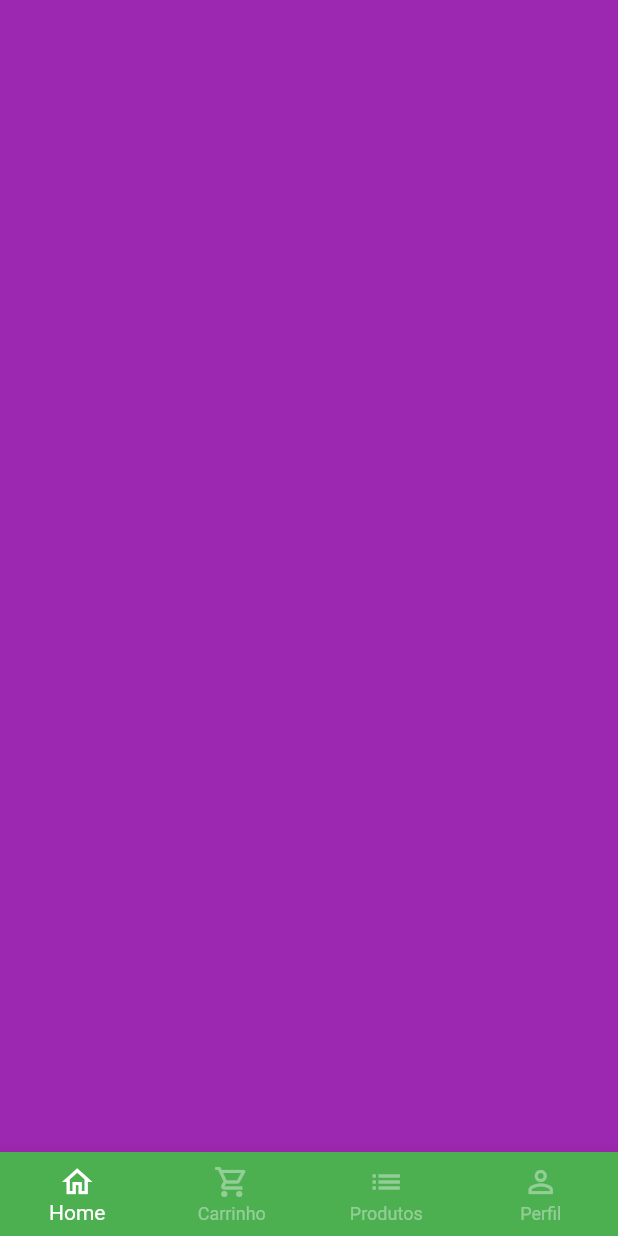
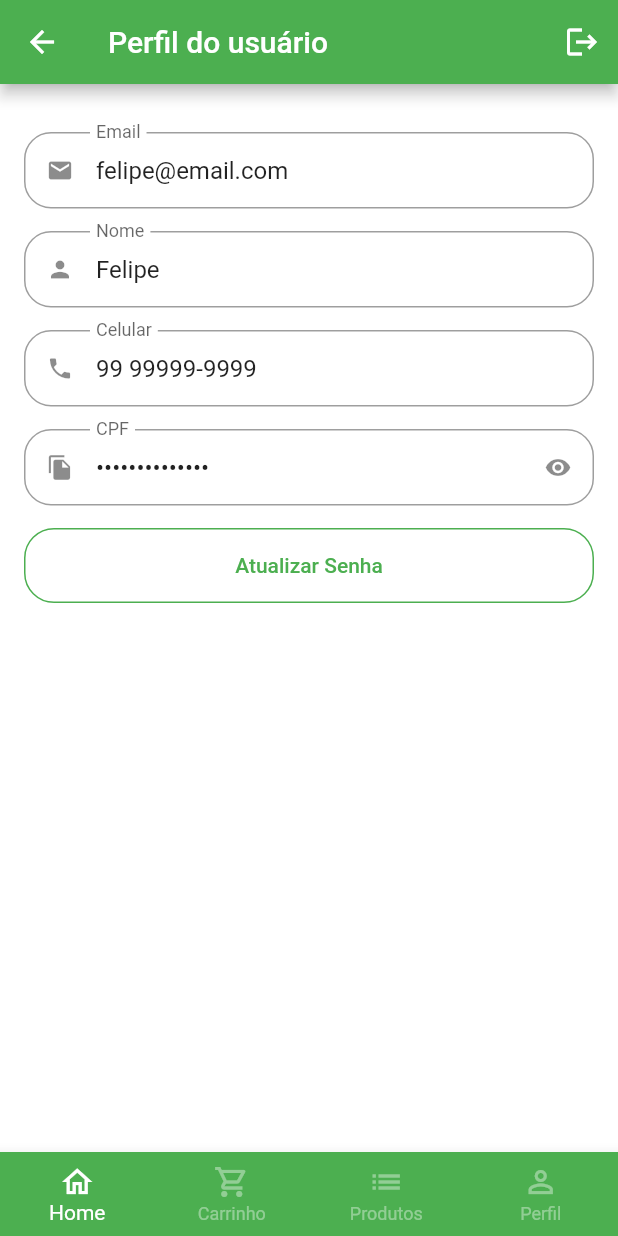
Before and after one commit to FelipeMonteiro013/Greengrocer, a Flutter app: the BaseScreen screen opened directly, swiped to page 4, on a phone screen of 412 x 824 dp. Run offline on Flutter 3.47's test engine with Material 2 defaults, Android fonts, the phone set to English and light mode, and no system bars; our stand-ins replace animated_text_kit, badges, mask_text_input_formatter.

Commit message:
Profile Tab

```diff
--- a/lib/src/config/app_data.dart
+++ b/lib/src/config/app_data.dart
@@ -1,4 +1,5 @@
 import 'package:greengrocer/src/models/item_model.dart';
+import 'package:greengrocer/src/models/user_model.dart';
 
 import '../models/cart_item_model.dart';
 
@@ -78,3 +79,11 @@ List<CartItemModel> cartItems = [
   CartItemModel(item: mango, quantity: 1),
   CartItemModel(item: guava, quantity: 3),
 ];
+
+UserModel user = UserModel(
+  name: 'Felipe',
+  email: 'felipe@email.com',
+  phone: '99 99999-9999',
+  cpf: '999.999.999-99',
+  password: '',
+);
--- /dev/null
+++ b/lib/src/models/user_model.dart
@@ -0,0 +1,15 @@
+class UserModel {
+  String name;
+  String email;
+  String phone;
+  String cpf;
+  String password;
+
+  UserModel({
+    required this.name,
+    required this.email,
+    required this.phone,
+    required this.cpf,
+    required this.password,
+  });
+}
--- a/lib/src/pages/Home/home_tab.dart
+++ b/lib/src/pages/Home/home_tab.dart
@@ -1,9 +1,9 @@
 import 'package:badges/badges.dart';
 import 'package:flutter/material.dart';
-import 'package:greengrocer/src/pages/Home/components/CategoryTile.dart';
+import 'package:greengrocer/src/pages/home/components/CategoryTile.dart';
 import 'package:greengrocer/src/config/custom_colors.dart';
 import 'package:greengrocer/src/config/app_data.dart' as appData;
-import 'package:greengrocer/src/pages/Home/components/item_tile.dart';
+import 'package:greengrocer/src/pages/home/components/item_tile.dart';
 
 class HomeTab extends StatefulWidget {
   const HomeTab({Key? key}) : super(key: key);
--- a/lib/src/pages/auth/sign_in_screen.dart
+++ b/lib/src/pages/auth/sign_in_screen.dart
@@ -1,7 +1,7 @@
 import 'package:animated_text_kit/animated_text_kit.dart';
 import 'package:flutter/material.dart';
 import 'package:greengrocer/src/config/custom_colors.dart';
-import 'package:greengrocer/src/pages/auth/components/custom_text_field.dart';
+import 'package:greengrocer/src/pages/widgets/custom_text_field.dart';
 import 'package:greengrocer/src/pages/auth/sign_up_screen.dart';
 import 'package:greengrocer/src/pages/base/base_screen.dart';
 
--- a/lib/src/pages/auth/sign_up_screen.dart
+++ b/lib/src/pages/auth/sign_up_screen.dart
@@ -1,6 +1,6 @@
 import 'package:flutter/material.dart';
 import 'package:greengrocer/src/config/custom_colors.dart';
-import 'package:greengrocer/src/pages/auth/components/custom_text_field.dart';
+import 'package:greengrocer/src/pages/widgets/custom_text_field.dart';
 import 'package:mask_text_input_formatter/mask_text_input_formatter.dart';
 
 class SignUpScreen extends StatelessWidget {
--- a/lib/src/pages/base/base_screen.dart
+++ b/lib/src/pages/base/base_screen.dart
@@ -1,6 +1,7 @@
 import 'package:flutter/material.dart';
-import 'package:greengrocer/src/pages/Home/home_tab.dart';
+import 'package:greengrocer/src/pages/home/home_tab.dart';
 import 'package:greengrocer/src/pages/cart/cart_tab.dart';
+import 'package:greengrocer/src/pages/profile/profile_tab.dart';
 
 class BaseScreen extends StatefulWidget {
   const BaseScreen({Key? key}) : super(key: key);
@@ -25,9 +26,7 @@ class _BaseScreenState extends State<BaseScreen> {
           Container(
             color: Colors.blue,
           ),
-          Container(
-            color: Colors.purple,
-          ),
+          const ProfileTab(),
         ],
       ),
       bottomNavigationBar: BottomNavigationBar(
--- /dev/null
+++ b/lib/src/pages/profile/profile_tab.dart
@@ -0,0 +1,159 @@
+import 'package:flutter/material.dart';
+import 'package:greengrocer/src/pages/widgets/custom_text_field.dart';
+import 'package:greengrocer/src/config/app_data.dart' as appData;
+
+class ProfileTab extends StatefulWidget {
+  const ProfileTab({Key? key}) : super(key: key);
+
+  @override
+  State<ProfileTab> createState() => _ProfileTabState();
+}
+
+class _ProfileTabState extends State<ProfileTab> {
+  @override
+  Widget build(BuildContext context) {
+    return Scaffold(
+      appBar: AppBar(
+        title: const Text('Perfil do usuário'),
+        actions: [
+          IconButton(
+            onPressed: () {},
+            icon: const Icon(Icons.logout),
+          ),
+        ],
+      ),
+      body: ListView(
+        physics: const BouncingScrollPhysics(),
+        padding: const EdgeInsets.fromLTRB(16, 32, 16, 16),
+        children: [
+          // E-mail
+          CustomTextField(
+            icon: Icons.email,
+            label: 'Email',
+            initialValue: appData.user.email,
+            readOnly: true,
+          ),
+          // Nome
+          CustomTextField(
+            icon: Icons.person,
+            label: 'Nome',
+            initialValue: appData.user.name,
+            readOnly: true,
+          ),
+          // Celular
+          CustomTextField(
+            icon: Icons.phone,
+            label: 'Celular',
+            initialValue: appData.user.phone,
+            readOnly: true,
+          ),
+          // CPF
+          CustomTextField(
+            icon: Icons.file_copy,
+            label: 'CPF',
+            isSecret: true,
+            initialValue: appData.user.cpf,
+            readOnly: true,
+          ),
+          // Botão para atualizar a senha
+          SizedBox(
+            height: 50,
+            child: OutlinedButton(
+              style: OutlinedButton.styleFrom(
+                side: const BorderSide(
+                  color: Colors.green,
+                ),
+                shape: RoundedRectangleBorder(
+                  borderRadius: BorderRadius.circular(20),
+                ),
+              ),
+              onPressed: () {
+                updatePassword();
+              },
+              child: const Text('Atualizar Senha'),
+            ),
+          ),
+        ],
+      ),
+    );
+  }
+
+  Future<bool?> updatePassword() {
+    return showDialog(
+      context: context,
+      builder: (context) {
+        return Dialog(
+          shape: RoundedRectangleBorder(
+            borderRadius: BorderRadius.circular(20),
+          ),
+          child: Stack(
+            children: [
+              Padding(
+                padding: const EdgeInsets.all(16),
+                child: Column(
+                  mainAxisSize: MainAxisSize.min,
+                  crossAxisAlignment: CrossAxisAlignment.stretch,
+                  children: [
+                    // Titulo
+                    const Padding(
+                      padding: EdgeInsets.symmetric(vertical: 12),
+                      child: Text(
+                        'Atualização de senha',
+                        textAlign: TextAlign.center,
+                        style: TextStyle(
+                          fontSize: 18,
+                          fontWeight: FontWeight.bold,
+                        ),
+                      ),
+                    ),
+                    // Senha atual
+                    const CustomTextField(
+                      isSecret: true,
+                      icon: Icons.lock,
+                      label: 'Senha atual',
+                    ),
+                    // Nova senha
+                    const CustomTextField(
+                      isSecret: true,
+                      icon: Icons.lock_outline,
+                      label: 'Nova senha',
+                    ),
+                    // Confirmar nova senha
+                    const CustomTextField(
+                      isSecret: true,
+                      icon: Icons.lock_outline,
+                      label: 'Confirmar nova senha',
+                    ),
+                    // Botão de confirmação
+                    SizedBox(
+                      height: 45,
+                      child: ElevatedButton(
+                        style: ElevatedButton.styleFrom(
+                          shape: RoundedRectangleBorder(
+                            borderRadius: BorderRadius.circular(20),
+                          ),
+                        ),
+                        onPressed: () {},
+                        child: const Text('Atualizar'),
+                      ),
+                    ),
+                  ],
+                ),
+              ),
+              Positioned(
+                top: 5,
+                right: 5,
+                child: IconButton(
+                  onPressed: () {
+                    Navigator.of(context).pop();
+                  },
+                  icon: const Icon(Icons.close),
+                ),
+              ),
+            ],
+          ),
+        );
+      },
+    );
+  }
+}
--- a/lib/src/pages/auth/components/custom_text_field.dart
+++ b/lib/src/pages/widgets/custom_text_field.dart
@@ -6,6 +6,8 @@ class CustomTextField extends StatefulWidget {
   final String label;
   final bool isSecret;
   final List<TextInputFormatter>? inputFormatters;
+  final String? initialValue;
+  final bool readOnly;
 
   const CustomTextField({
     Key? key,
@@ -13,6 +15,8 @@ class CustomTextField extends StatefulWidget {
     required this.label,
     this.isSecret = false,
     this.inputFormatters,
+    this.initialValue,
+    this.readOnly = false,
   }) : super(key: key);
 
   @override
@@ -33,6 +37,8 @@ class _CustomTextFieldState extends State<CustomTextField> {
     return Padding(
       padding: const EdgeInsets.only(bottom: 15),
       child: TextFormField(
+        readOnly: widget.readOnly,
+        initialValue: widget.initialValue,
         inputFormatters: widget.inputFormatters,
         obscureText: isObscure,
         decoration: InputDecoration(
```
